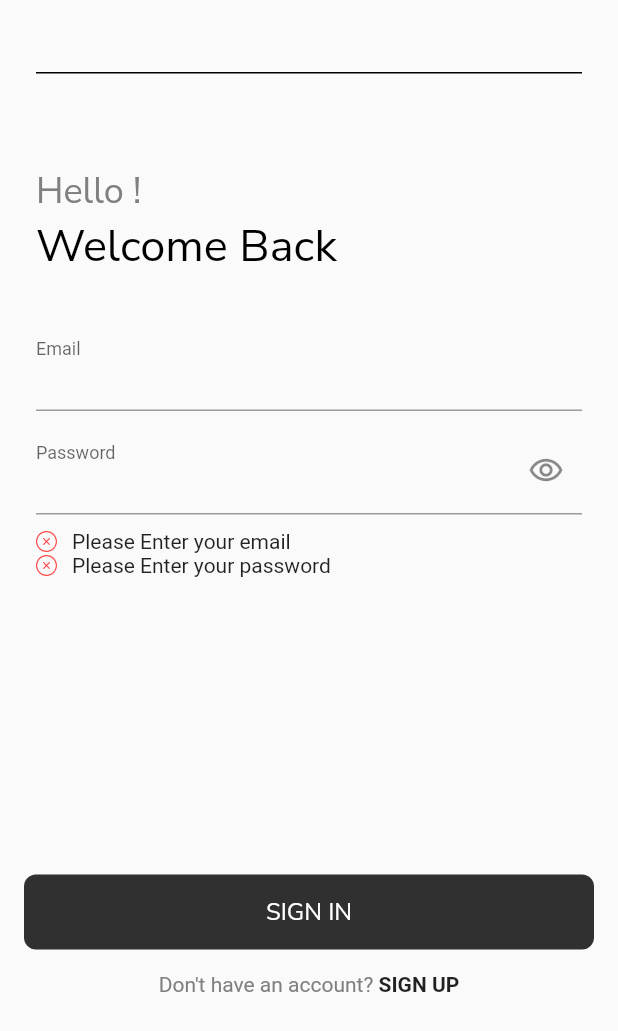
After one commit to DonMartialMinh/Mews, a Flutter app: the SignInPage screen opened by its route, after a tap on "SIGN IN", on a phone screen of 412 x 824 dp. The commit adds this screen. Shown: the top 1031 px of the screen. Run offline on Flutter 3.47's test engine with Material 2 defaults, Android fonts, the phone set to English and light mode, and no system bars; our stand-ins replace flutter_svg; Roboto replaces fonts that are missing (NunitoSans).

Commit message:
feat: add sign in page

```diff
--- a/lib/Pages/BoardingPage/boarding_page.dart
+++ b/lib/Pages/BoardingPage/boarding_page.dart
@@ -4,6 +4,7 @@ import 'package:mews/Values/font_sizes.dart';
 import 'package:mews/Values/images.dart';
 import 'package:mews/Widgets/custom_text.dart';
 import 'package:mews/Widgets/dock_button.dart';
+import 'package:mews/routes.dart';
 
 class BoardingPage extends StatelessWidget {
   @override
@@ -53,6 +54,9 @@ class BoardingPage extends StatelessWidget {
                 ),
                 child: DockButton(
                   name: "GET START",
+                  onPressed: () {
+                    Navigator.pushNamed(context, RoutePaths.SIGNIN);
+                  },
                 ),
               ),
             ),
--- /dev/null
+++ b/lib/Pages/SignInPage/sign_in_form.dart
@@ -0,0 +1,175 @@
+import 'package:flutter/gestures.dart';
+import 'package:flutter/material.dart';
+import 'package:mews/Values/colors.dart';
+import 'package:mews/Values/dimens.dart';
+import 'package:mews/Values/font_sizes.dart';
+import 'package:mews/Widgets/custom_text.dart';
+import 'package:mews/Widgets/dock_button.dart';
+import 'package:mews/Widgets/form_error.dart';
+import 'package:mews/constants.dart';
+import 'package:mews/routes.dart';
+
+class SignForm extends StatefulWidget {
+  @override
+  _SignFormState createState() => _SignFormState();
+}
+
+class _SignFormState extends State<SignForm> {
+  final _formKey = GlobalKey<FormState>();
+  TextEditingController? email;
+  TextEditingController? password;
+  bool _passwordVisible = false;
+  final List<String?> errors = [];
+
+  void addError({String? error}) {
+    if (!errors.contains(error)) {
+      setState(() {
+        errors.add(error);
+      });
+    }
+  }
+
+  void removeError({String? error}) {
+    if (errors.contains(error)) {
+      setState(() {
+        errors.remove(error);
+      });
+    }
+  }
+
+  @override
+  Widget build(BuildContext context) {
+    final horizonPadding = AppDimen.spacing_3;
+    return Form(
+      key: _formKey,
+      child: Column(
+        children: [
+          Padding(
+              padding: EdgeInsets.symmetric(horizontal: horizonPadding),
+              child: buildEmailFormField()),
+          const SizedBox(
+            height: 10,
+          ),
+          Padding(
+              padding: EdgeInsets.symmetric(horizontal: horizonPadding),
+              child: buildPasswordFormField()),
+          const SizedBox(
+            height: 10,
+          ),
+          Padding(
+              padding: EdgeInsets.symmetric(horizontal: horizonPadding),
+              child: FormError(errors: errors)),
+          const SizedBox(
+            height: 90,
+          ),
+          Padding(
+            padding: const EdgeInsets.symmetric(
+              horizontal: AppDimen.horizontalSpacing,
+            ),
+            child: DockButton(
+              onPressed: () {
+                if (_formKey.currentState!.validate()) {
+                  _formKey.currentState!.save();
+                  // if all are valid then go to success screen
+                  //KeyboardUtil.hideKeyboard(context);
+                  //Navigator.pushNamed(context, LoginSuccessScreen.routeName);
+                }
+              },
+              name: "SIGN IN",
+            ),
+          ),
+          const SizedBox(
+            height: 15,
+          ),
+          RichText(
+            text: TextSpan(
+              style: DefaultTextStyle.of(context).style,
+              children: [
+                const TextSpan(
+                  text: "Don't have an account? ",
+                  style: TextStyle(
+                      fontSize: FontSize.SMALL, color: AppColor.colorTextLight),
+                ),
+                TextSpan(
+                  text: "SIGN UP",
+                  style: const TextStyle(
+                      fontSize: FontSize.SMALL, fontWeight: FontWeight.bold),
+                  recognizer: TapGestureRecognizer()
+                    ..onTap =
+                        () => {Navigator.pushNamed(context, RoutePaths.SIGNUP)},
+                ),
+              ],
+            ),
+          ),
+          const SizedBox(
+            height: 30,
+          ),
+        ],
+      ),
+    );
+  }
+
+  TextFormField buildPasswordFormField() {
+    return TextFormField(
+      obscureText: !_passwordVisible,
+      onChanged: (value) {
+        if (value.isNotEmpty) {
+          removeError(error: AppConstants.kPassNullError);
+        }
+        if (value.length >= 8) {
+          removeError(error: AppConstants.kShortPassError);
+        }
+        return null;
+      },
+      validator: (value) {
+        if (value!.isEmpty) {
+          addError(error: AppConstants.kPassNullError);
+        } else if (value.length < 8) {
+          addError(error: AppConstants.kShortPassError);
+        }
+        return null;
+      },
+      decoration: InputDecoration(
+        labelText: "Password",
+        floatingLabelBehavior: FloatingLabelBehavior.always,
+        suffixIcon: GestureDetector(
+          child: const Icon(
+            Icons.remove_red_eye_outlined,
+          ),
+          onTap: () {
+            setState(() {
+              _passwordVisible = !_passwordVisible;
+            });
+          },
+        ),
+      ),
+    );
+  }
+
+  TextFormField buildEmailFormField() {
+    return TextFormField(
+      keyboardType: TextInputType.emailAddress,
+      onChanged: (value) {
+        if (value.isNotEmpty) {
+          removeError(error: AppConstants.kEmailNullError);
+        }
+        if (AppConstants.emailValidatorRegExp.hasMatch(value)) {
+          removeError(error: AppConstants.kInvalidEmailError);
+        }
+        return null;
+      },
+      validator: (value) {
+        if (value!.isEmpty) {
+          addError(error: AppConstants.kEmailNullError);
+        } else if (!AppConstants.emailValidatorRegExp.hasMatch(value)) {
+          addError(error: AppConstants.kInvalidEmailError);
+        }
+        return null;
+      },
+      decoration: const InputDecoration(
+        labelText: "Email",
+        floatingLabelBehavior: FloatingLabelBehavior.always,
+      ),
+    );
+  }
+}
--- /dev/null
+++ b/lib/Pages/SignInPage/sign_in_page.dart
@@ -0,0 +1,66 @@
+import 'package:flutter/material.dart';
+import 'package:mews/Pages/SignInPage/sign_in_form.dart';
+import 'package:mews/Values/colors.dart';
+import 'package:mews/Values/dimens.dart';
+import 'package:mews/Values/font_sizes.dart';
+import 'package:mews/Widgets/custom_text.dart';
+import 'package:mews/Widgets/tap_outside_to_unfocus.dart';
+
+class SignInPage extends StatelessWidget {
+  @override
+  Widget build(BuildContext context) {
+    return Scaffold(
+      body: SafeArea(
+        child: TapOutsideToUnfocus(
+          child: SingleChildScrollView(
+            child: Column(
+              crossAxisAlignment: CrossAxisAlignment.start,
+              children: [
+                const SizedBox(height: AppDimen.verticalSpacing),
+                SizedBox(
+                  height: 65.0,
+                  child: Padding(
+                    padding: const EdgeInsets.symmetric(
+                        horizontal: AppDimen.spacing_3),
+                    child: Stack(
+                      alignment: AlignmentDirectional.center,
+                      children: const [
+                        Divider(
+                          color: Colors.black,
+                          height: 1,
+                          thickness: 1,
+                        ),
+                      ],
+                    ),
+                  ),
+                ),
+                const SizedBox(
+                  height: 30,
+                ),
+                Padding(
+                  padding: const EdgeInsets.only(left: AppDimen.spacing_3),
+                  child: CustomText(
+                    "Hello !",
+                    fontSize: FontSize.BIG_1,
+                    color: AppColor.colorTextLight,
+                  ),
+                ),
+                Padding(
+                  padding: const EdgeInsets.only(left: AppDimen.spacing_3),
+                  child: CustomText(
+                    "Welcome Back",
+                    fontSize: FontSize.BIG_2,
+                  ),
+                ),
+                const SizedBox(
+                  height: 30,
+                ),
+                SignForm(),
+              ],
+            ),
+          ),
+        ),
+      ),
+    );
+  }
+}
--- a/lib/Values/images.dart
+++ b/lib/Values/images.dart
@@ -1,4 +1,5 @@
 class AppImage {
   AppImage._();
   static const String imgBoarding = 'assets/images/img_boarding.jpeg';
+  static const String icError = 'assets/icons/Error.svg';
 }
--- a/lib/Widgets/dock_button.dart
+++ b/lib/Widgets/dock_button.dart
@@ -1,26 +1,34 @@
 import 'package:flutter/material.dart';
+import 'package:mews/Widgets/custom_text.dart';
 import 'package:mews/values/colors.dart';
 import 'package:mews/values/font_sizes.dart';
 
+typedef OnPressed();
+
 class DockButton extends StatelessWidget {
   final String name;
+  final OnPressed onPressed;
 
-  DockButton({required this.name});
+  DockButton({required this.name, required this.onPressed});
 
   @override
   Widget build(BuildContext context) {
     final borderRadius = BorderRadius.circular(8.0);
     final buttonWidth = MediaQuery.of(context).size.width - 32.0;
-    return Container(
+    return GestureDetector(
+      onTap: onPressed,
+      child: Container(
         width: buttonWidth,
         height: 50,
         decoration: BoxDecoration(
             borderRadius: borderRadius, color: AppColor.colorPrimary),
         child: Center(
-        child: Text(
+          child: CustomText(
             name,
-          style: TextStyle(color: Colors.white, fontSize: FontSize.MEDIUM),
-          textAlign: TextAlign.center,
+            color: Colors.white,
+            fontSize: FontSize.MEDIUM,
+            align: TextAlign.center,
+          ),
         ),
       ),
     );
--- /dev/null
+++ b/lib/Widgets/form_error.dart
@@ -0,0 +1,35 @@
+import 'package:flutter/material.dart';
+import 'package:flutter_svg/svg.dart';
+import 'package:mews/Values/images.dart';
+
+class FormError extends StatelessWidget {
+  const FormError({
+    Key? key,
+    required this.errors,
+  }) : super(key: key);
+
+  final List<String?> errors;
+
+  @override
+  Widget build(BuildContext context) {
+    return Container(
+      height: 140,
+      child: Column(
+        children: List.generate(
+            errors.length, (index) => formErrorText(error: errors[index]!)),
+      ),
+    );
+  }
+
+  Row formErrorText({required String error}) {
+    return Row(
+      children: [
+        SvgPicture.asset(AppImage.icError),
+        const SizedBox(
+          width: 10,
+        ),
+        Text(error),
+      ],
+    );
+  }
+}
--- /dev/null
+++ b/lib/Widgets/tap_outside_to_unfocus.dart
@@ -0,0 +1,15 @@
+import 'package:flutter/material.dart';
+
+class TapOutsideToUnfocus extends StatelessWidget {
+  final Widget child;
+
+  const TapOutsideToUnfocus({Key? key, required this.child}) : super(key: key);
+
+  @override
+  Widget build(BuildContext context) {
+    return GestureDetector(
+      onTap: () => FocusManager.instance.primaryFocus?.unfocus(),
+      child: child,
+    );
+  }
+}
--- a/lib/constants.dart
+++ b/lib/constants.dart
@@ -1,11 +1,13 @@
-// Form Error
-final RegExp emailValidatorRegExp =
-    RegExp(r"^[a-zA-Z0-9.]+@[a-zA-Z0-9]+\.[a-zA-Z]+");
-const String kEmailNullError = "Please Enter your email";
-const String kInvalidEmailError = "Please Enter Valid Email";
-const String kPassNullError = "Please Enter your password";
-const String kShortPassError = "Password is too short";
-const String kMatchPassError = "Passwords don't match";
-const String kNamelNullError = "Please Enter your name";
-const String kPhoneNumberNullError = "Please Enter your phone number";
-const String kAddressNullError = "Please Enter your address";
+class AppConstants {
+  // static const String FONT = "Poppins";
+  // Form Error
+  static final RegExp emailValidatorRegExp =
+      RegExp(r"^[a-zA-Z0-9.]+@[a-zA-Z0-9]+\.[a-zA-Z]+");
+  static const String kEmailNullError = "Please Enter your email";
+  static const String kInvalidEmailError = "Please Enter Valid Email";
+  static const String kPassNullError = "Please Enter your password";
+  static const String kShortPassError = "Password is too short";
+  static const String kMatchPassError = "Passwords don't match";
+  static const String kNamelNullError = "Please Enter your name";
+  static const String kPhoneNumberNullError = "Please Enter your phone number";
+}
--- a/lib/main.dart
+++ b/lib/main.dart
@@ -1,5 +1,6 @@
 import 'package:flutter/material.dart';
 import 'package:mews/main_page.dart';
+import 'package:mews/routes.dart';
 
 void main() {
   runApp(const MyApp());
@@ -15,6 +16,7 @@ class MyApp extends StatelessWidget {
       debugShowCheckedModeBanner: false,
       title: 'Flutter Demo',
       theme: ThemeData(fontFamily: 'NunitoSans'),
+      onGenerateRoute: Routes.generateRoute,
       home: const MainPage(),
     );
   }
--- a/lib/routes.dart
+++ b/lib/routes.dart
@@ -1,17 +1,22 @@
-import 'package:flutter/widgets.dart';
+import 'package:flutter/material.dart';
+import 'package:mews/Pages/SignInPage/sign_in_page.dart';
 
-// We use name route
-// All our routes will be available here
-final Map<String, WidgetBuilder> routes = {
-  // SplashScreen.routeName: (context) => SplashScreen(),
-  // SignInScreen.routeName: (context) => SignInScreen(),
-  // ForgotPasswordScreen.routeName: (context) => ForgotPasswordScreen(),
-  // LoginSuccessScreen.routeName: (context) => LoginSuccessScreen(),
-  // SignUpScreen.routeName: (context) => SignUpScreen(),
-  // CompleteProfileScreen.routeName: (context) => CompleteProfileScreen(),
-  // OtpScreen.routeName: (context) => OtpScreen(),
-  // HomeScreen.routeName: (context) => HomeScreen(),
-  // DetailsScreen.routeName: (context) => DetailsScreen(),
-  // CartScreen.routeName: (context) => CartScreen(),
-  // ProfileScreen.routeName: (context) => ProfileScreen(),
-};
+class RoutePaths {
+  static const String SIGNUP = "/SignUpPage";
+  static const String SIGNIN = "/SignInPage";
+}
+
+class Routes {
+  static Route<dynamic>? generateRoute(RouteSettings settings) {
+    switch (settings.name) {
+      // case RoutePaths.SIGNUP:
+      //   return MaterialPageRoute(
+      //       builder: (_) => SignUpPage(), settings: settings);
+      case RoutePaths.SIGNIN:
+        return MaterialPageRoute(
+            builder: (_) => SignInPage(), settings: settings);
+      default:
+        return null;
+    }
+  }
+}
```
Lines whose indentation alone changed are shown as unchanged.
